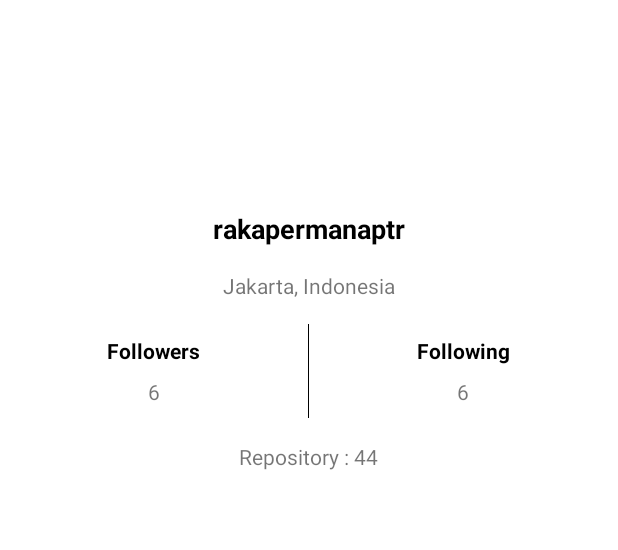
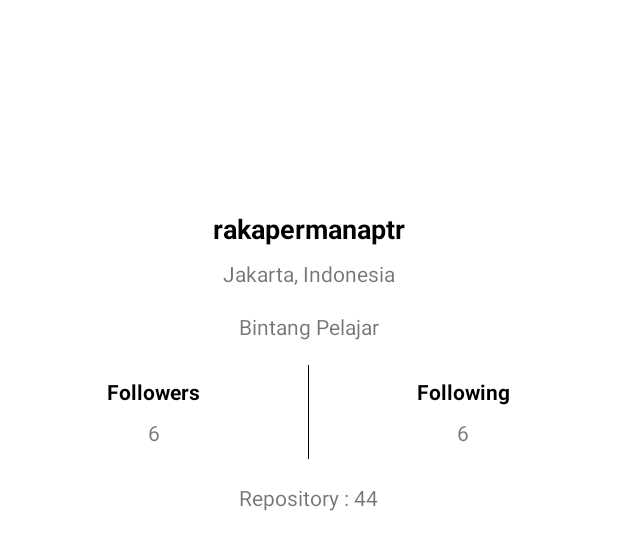
Before and after one commit to mluthpi/GitHub-User, an Android app: the layout activity_details.xml on its own in the app's theme, with its tools: preview values and no code run, on a phone screen of 412 x 824 dp. Shown: the top 550 px of the screen. Run offline under Robolectric (Android 15) with nearby library versions, the phone set to English and light mode, and no system bars.

Commit message:
Fix: added some view and value on details page

```diff
--- a/app/src/main/java/com/example/githubuser/presentation/details/DetailsActivity.kt
+++ b/app/src/main/java/com/example/githubuser/presentation/details/DetailsActivity.kt
@@ -76,8 +76,9 @@ class DetailsActivity : AppCompatActivity() {
         Glide.with(this)
             .load(userDetailsResponse.avatarUrl)
             .into(binding.imgAvatar)
-        binding.tvUsername.text = userDetailsResponse.login
+        binding.tvUsername.text = userDetailsResponse.name
         binding.tvLocation.text = userDetailsResponse.location ?: "-"
+        binding.tvCompany.text = userDetailsResponse.company ?: "-"
         binding.tvFollowersCount.text = userDetailsResponse.followers.toString()
         binding.tvFollowingCount.text = userDetailsResponse.following.toString()
     }
--- a/app/src/main/res/layout/activity_details.xml
+++ b/app/src/main/res/layout/activity_details.xml
@@ -37,8 +37,17 @@
             android:layout_height="wrap_content"
             android:layout_below="@id/tv_username"
             android:layout_centerHorizontal="true"
+            android:layout_marginTop="8dp"
+            tools:text="Jakarta, Indonesia" />
+
+        <TextView
+            android:id="@+id/tv_company"
+            android:layout_width="wrap_content"
+            android:layout_height="wrap_content"
+            android:layout_below="@id/tv_location"
+            android:layout_centerHorizontal="true"
             android:layout_marginTop="16dp"
-            tools:text="Jakarta, Indonesia" />
+            tools:text="Bintang Pelajar" />
 
 
         <ProgressBar
@@ -50,7 +59,7 @@
 
         <LinearLayout
             android:id="@+id/layout_followers_following"
-            android:layout_below="@id/tv_location"
+            android:layout_below="@id/tv_company"
             android:layout_marginTop="16dp"
             android:layout_width="match_parent"
             android:layout_height="wrap_content"
```
